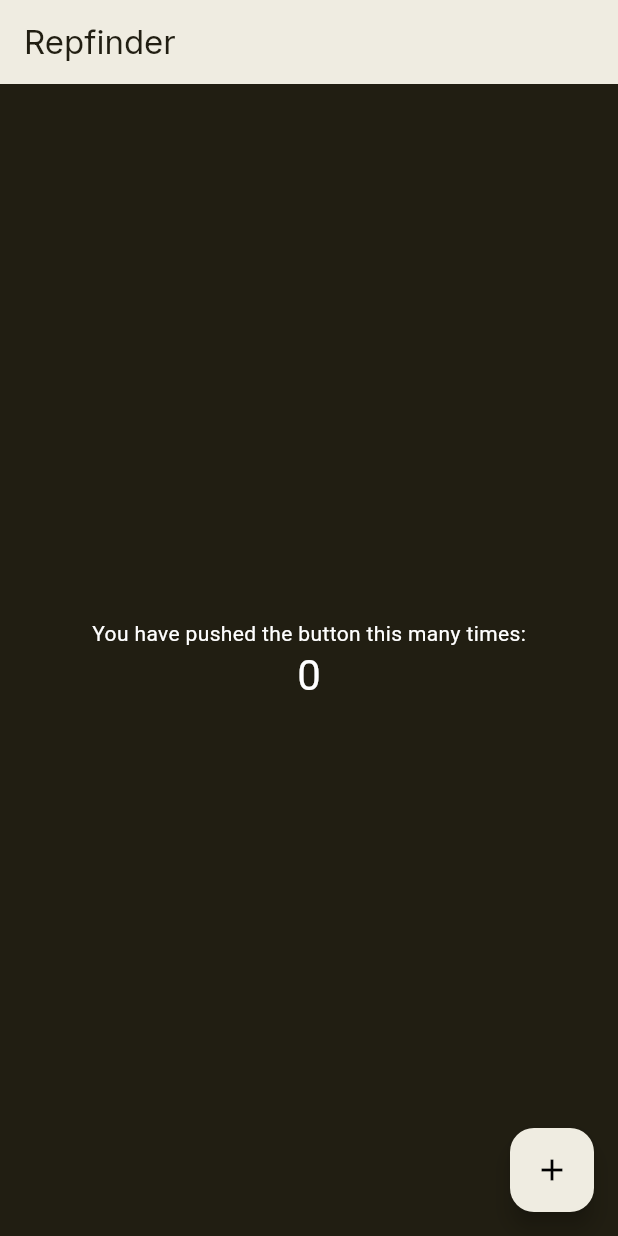
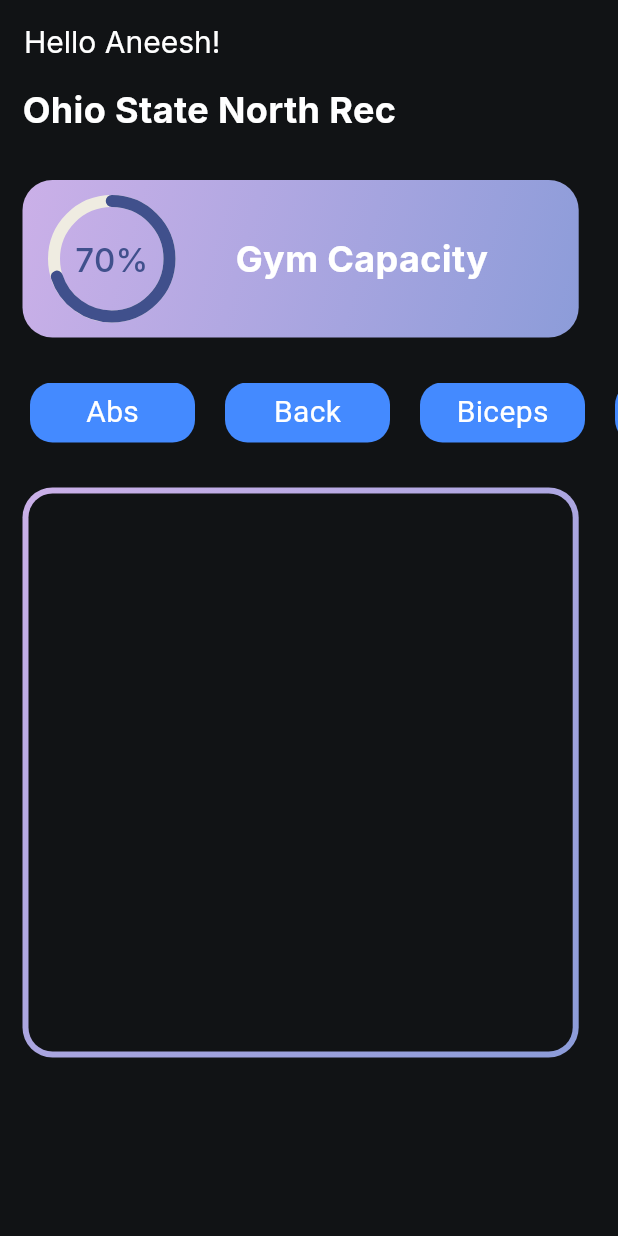
Before and after one commit to trev-org04/repfinder, a Flutter app: the screen it shows after launch, on a phone screen of 412 x 824 dp. Run offline on Flutter 3.47's test engine with Material 3 defaults, Android fonts, the light colour scheme and no system bars; drawn by our look-alikes of percent_indicator; our stand-ins replace google_fonts.

Commit message:
homepage ui

```diff
--- a/repfinder/lib/constants.dart
+++ b/repfinder/lib/constants.dart
@@ -4,6 +4,6 @@
   static const Color lavender = Color(0xFFCBB0E8);
   static const Color periwinkle = Color(0xFF8C9CD9);
   static const Color navy = Color(0xFF40508C);
-  static const Color black = Color(0xFF211E12);
+  static const Color black = Color(0xFF111315);
   static const Color white = Color(0xFFEFECE1);
 }
--- /dev/null
+++ b/repfinder/lib/home/home.dart
@@ -0,0 +1,160 @@
+import 'package:flutter/material.dart';
+import 'package:google_fonts/google_fonts.dart';
+import 'package:percent_indicator/circular_percent_indicator.dart';
+import '../constants.dart';
+
+void main() {
+  runApp(HomePage());
+}
+
+class HomePage extends StatelessWidget {
+  const HomePage({super.key});
+
+  // called when flutter needs to rebuild ui
+  @override
+  Widget build(BuildContext context) {
+    return Scaffold(
+      appBar: AppBar(
+        title: Align(
+          alignment: Alignment.centerLeft,
+          child: Text('Hello Aneesh!', style: GoogleFonts.inter(fontSize: 20)),
+        ),
+        backgroundColor: AppColors.black,
+      ),
+      body: Column(
+        crossAxisAlignment: CrossAxisAlignment.start,
+        children: [
+          Padding(
+            padding: const EdgeInsets.only(left: 15),
+            child: Text(
+              'Ohio State North Rec',
+              style: GoogleFonts.inter(
+                fontSize: 24,
+                fontWeight: FontWeight.bold,
+              ),
+            ),
+          ),
+          Padding(
+            padding: const EdgeInsets.only(top: 30, left: 15),
+            child: Container(
+              width: MediaQuery.of(context).size.width * 0.9,
+              height: 105,
+              decoration: BoxDecoration(
+                borderRadius: BorderRadius.circular(20),
+                gradient: LinearGradient(
+                  colors: [AppColors.lavender, AppColors.periwinkle],
+                  begin: Alignment.topLeft,
+                  end: Alignment.bottomRight,
+                ),
+              ),
+              child: Row(
+                mainAxisAlignment: MainAxisAlignment.start,
+                children: [
+                  Padding(padding: const EdgeInsets.only(left: 17)),
+                  SizedBox(
+                    width: 85,
+                    height: 85,
+                    child: CircularPercentIndicator(
+                      animation: true,
+                      animationDuration: 1000,
+                      radius: 85,
+                      lineWidth: 8,
+                      percent: 0.7,
+                      progressColor: AppColors.navy,
+                      backgroundColor: AppColors.white,
+                      circularStrokeCap: CircularStrokeCap.round,
+                      center: Text(
+                        '70%',
+                        style: GoogleFonts.inter(
+                          fontSize: 22,
+                          fontWeight: FontWeight.w500,
+                          color: AppColors.navy,
+                        ),
+                      ),
+                    ),
+                  ),
+                  Padding(
+                    padding: const EdgeInsets.only(left: 40),
+                    child: Text(
+                      'Gym Capacity',
+                      style: GoogleFonts.inter(
+                        fontSize: 24,
+                        fontWeight: FontWeight.bold,
+                      ),
+                    ),
+                  ),
+                ],
+              ),
+            ),
+          ),
+          Padding(
+            padding: const EdgeInsets.only(top: 30, left: 10),
+            child: SingleChildScrollView(
+              scrollDirection: Axis.horizontal, // Enables horizontal scrolling
+              child: Row(
+                children: List.generate(7, (index) {
+                  List<String> muscleGroups = [
+                    'Abs',
+                    'Back',
+                    'Biceps',
+                    'Chest',
+                    'Legs',
+                    'Shoulders',
+                    'Triceps',
+                  ];
+                  return Padding(
+                    padding: const EdgeInsets.symmetric(
+                      horizontal: 10,
+                    ), // Spacing between containers
+                    child: Container(
+                      width: 110,
+                      height: 40,
+                      alignment: Alignment.center,
+                      decoration: BoxDecoration(
+                        color: Colors.blueAccent,
+                        borderRadius: BorderRadius.circular(15),
+                      ),
+                      child: Text(
+                        muscleGroups[index],
+                        style: const TextStyle(
+                          color: Colors.white,
+                          fontSize: 20,
+                        ),
+                      ),
+                    ),
+                  );
+                }),
+              ),
+            ),
+          ),
+          Padding(
+            padding: const EdgeInsets.only(top: 30, left: 15),
+            child: Container(
+              width: MediaQuery.of(context).size.width * 0.9,
+              height: 380,
+              decoration: BoxDecoration(
+                borderRadius: BorderRadius.circular(20),
+                gradient: LinearGradient(
+                  colors: [AppColors.lavender, AppColors.periwinkle],
+                  begin: Alignment.topLeft,
+                  end: Alignment.bottomRight,
+                ),
+              ),
+              child: Padding(
+                padding: const EdgeInsets.all(4), // Border thickness
+                child: Container(
+                  decoration: BoxDecoration(
+                    color: AppColors.black, // Inner container background
+                    borderRadius: BorderRadius.circular(
+                      16,
+                    ), // Slightly smaller radius
+                  ),
+                ),
+              ),
+            ),
+          ),
+        ],
+      ),
+    );
+  }
+}
--- a/repfinder/lib/main.dart
+++ b/repfinder/lib/main.dart
@@ -1,5 +1,6 @@
 import 'package:flutter/material.dart';
 import 'package:google_fonts/google_fonts.dart';
+import 'package:repfinder/home/home.dart';
 import 'constants.dart';
 
 void main() {
@@ -36,7 +37,7 @@
           primary: AppColors.white,
         ),
       ),
-      home: const Home(title: 'Repfinder'),
+      home: HomePage(),
     );
   }
 }
--- a/repfinder/pubspec.yaml
+++ b/repfinder/pubspec.yaml
@@ -35,6 +35,7 @@
   # Use with the CupertinoIcons class for iOS style icons.
   cupertino_icons: ^1.0.8
   google_fonts: ^6.2.1
+  percent_indicator: ^3.4.0
 
 dev_dependencies:
   flutter_test:
```
Also changed, not shown: repfinder/pubspec.lock, 12 other files.
